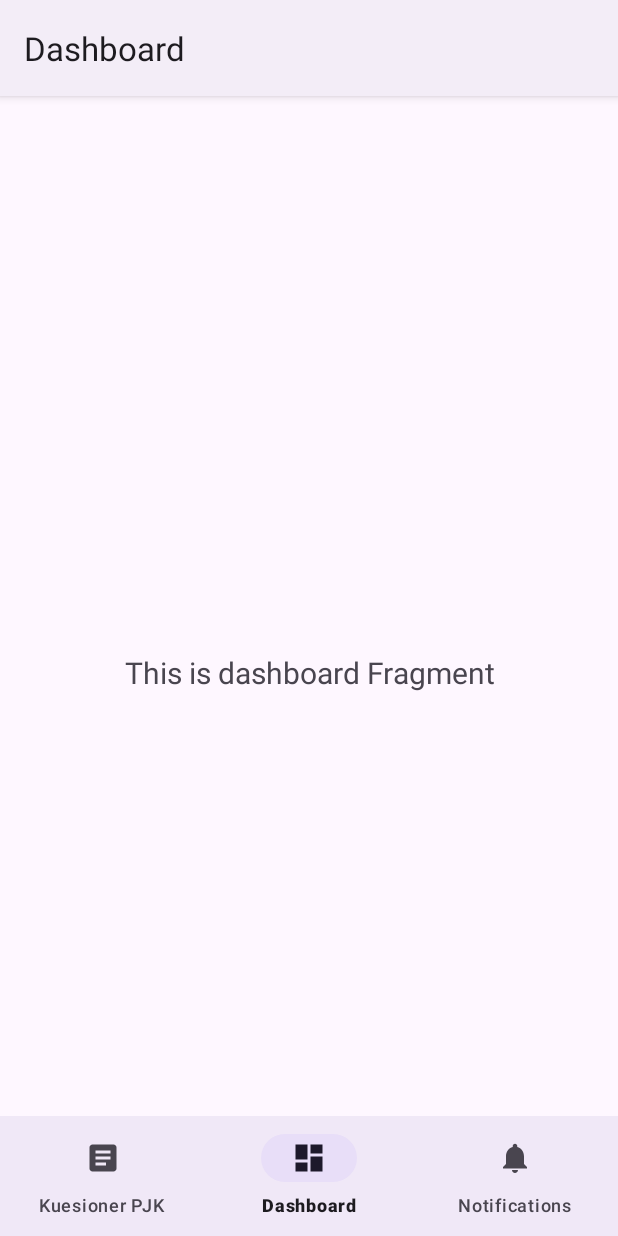
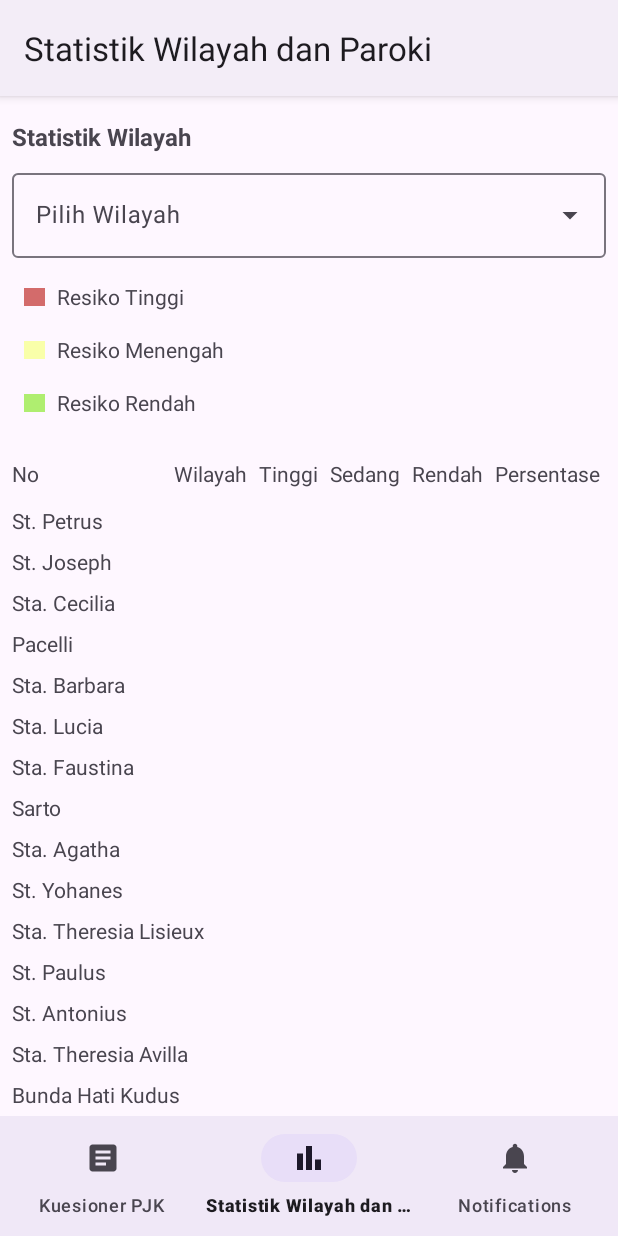
Before and after one commit to proyek-perangkat-lunak-de-la-salle/Mobile-Android, an Android app: the StatistikWilayahFragment screen opened through its navigation route, on a phone screen of 412 x 824 dp. Run offline under Robolectric (Android 15) with nearby library versions, the phone set to English and light mode, and no system bars; our stand-ins replace navigation-ui.

Commit message:
Layouting statistik wilayah dan paroki fragment

```diff
--- a/app/src/main/java/com/example/healthcare/ui/dashboard/DashboardFragment.kt
+++ b/app/src/main/java/com/example/healthcare/ui/dashboard/StatistikWilayahFragment.kt
@@ -4,14 +4,13 @@ import android.os.Bundle
 import android.view.LayoutInflater
 import android.view.View
 import android.view.ViewGroup
-import android.widget.TextView
 import androidx.fragment.app.Fragment
 import androidx.lifecycle.ViewModelProvider
-import com.example.healthcare.databinding.FragmentDashboardBinding
+import com.example.healthcare.databinding.FragmentStatistikWilayahBinding
 
-class DashboardFragment : Fragment() {
+class StatistikWilayahFragment : Fragment() {
 
-    private var _binding: FragmentDashboardBinding? = null
+    private var _binding: FragmentStatistikWilayahBinding? = null
 
     // This property is only valid between onCreateView and
     // onDestroyView.
@@ -25,13 +24,10 @@ class DashboardFragment : Fragment() {
         val dashboardViewModel =
             ViewModelProvider(this).get(DashboardViewModel::class.java)
 
-        _binding = FragmentDashboardBinding.inflate(inflater, container, false)
+        _binding = FragmentStatistikWilayahBinding.inflate(inflater, container, false)
         val root: View = binding.root
 
-        val textView: TextView = binding.textDashboard
-        dashboardViewModel.text.observe(viewLifecycleOwner) {
-            textView.text = it
-        }
+
         return root
     }
 
--- /dev/null
+++ b/app/src/main/res/drawable/baseline_bar_chart_24.xml
@@ -0,0 +1,9 @@
+<vector xmlns:android="http://schemas.android.com/apk/res/android" android:height="24dp" android:tint="#000000" android:viewportHeight="24" android:viewportWidth="24" android:width="24dp">
+
+    <path android:fillColor="@android:color/white" android:pathData="M4,9h4v11h-4z"/>
+
+    <path android:fillColor="@android:color/white" android:pathData="M16,13h4v7h-4z"/>
+
+    <path android:fillColor="@android:color/white" android:pathData="M10,4h4v16h-4z"/>
+
+</vector>
--- a/app/src/main/res/layout/fragment_dashboard.xml
+++ /dev/null
@@ -1,22 +0,0 @@
-<?xml version="1.0" encoding="utf-8"?>
-<androidx.constraintlayout.widget.ConstraintLayout xmlns:android="http://schemas.android.com/apk/res/android"
-    xmlns:app="http://schemas.android.com/apk/res-auto"
-    xmlns:tools="http://schemas.android.com/tools"
-    android:layout_width="match_parent"
-    android:layout_height="match_parent"
-    tools:context=".ui.dashboard.DashboardFragment">
-
-    <TextView
-        android:id="@+id/text_dashboard"
-        android:layout_width="match_parent"
-        android:layout_height="wrap_content"
-        android:layout_marginStart="8dp"
-        android:layout_marginTop="8dp"
-        android:layout_marginEnd="8dp"
-        android:textAlignment="center"
-        android:textSize="20sp"
-        app:layout_constraintBottom_toBottomOf="parent"
-        app:layout_constraintEnd_toEndOf="parent"
-        app:layout_constraintStart_toStartOf="parent"
-        app:layout_constraintTop_toTopOf="parent" />
-</androidx.constraintlayout.widget.ConstraintLayout>
--- a/app/src/main/res/layout/fragment_questioner.xml
+++ b/app/src/main/res/layout/fragment_questioner.xml
@@ -19,8 +19,8 @@
         <LinearLayout
             android:layout_width="match_parent"
             android:layout_height="wrap_content"
-            android:paddingBottom="60dp"
-            android:orientation="vertical">
+            android:orientation="vertical"
+            android:paddingBottom="60dp">
 
             <TextView
                 android:id="@+id/tv_data_diri_pertanyaan_pjk"
@@ -312,11 +312,10 @@
             <Button
                 android:layout_width="match_parent"
                 android:layout_height="wrap_content"
+                android:layout_marginHorizontal="8dp"
                 android:layout_marginVertical="30dp"
-                android:text="submit"
-                android:layout_marginHorizontal="8dp"/>
+                android:text="submit" />
         </LinearLayout>
-
 
     </ScrollView>
 
--- /dev/null
+++ b/app/src/main/res/layout/fragment_statistik_wilayah.xml
@@ -0,0 +1,398 @@
+<?xml version="1.0" encoding="utf-8"?>
+<androidx.constraintlayout.widget.ConstraintLayout xmlns:android="http://schemas.android.com/apk/res/android"
+    xmlns:app="http://schemas.android.com/apk/res-auto"
+    xmlns:tools="http://schemas.android.com/tools"
+    android:layout_width="match_parent"
+    android:layout_height="match_parent"
+    tools:context=".ui.dashboard.StatistikWilayahFragment">
+
+    <ScrollView
+        android:layout_width="match_parent"
+        android:layout_height="0dp"
+        app:layout_constraintBottom_toBottomOf="parent"
+        app:layout_constraintEnd_toEndOf="parent"
+        app:layout_constraintStart_toStartOf="parent"
+        app:layout_constraintTop_toTopOf="parent">
+
+        <LinearLayout
+            android:layout_width="match_parent"
+            android:layout_height="wrap_content"
+            android:orientation="vertical"
+            android:paddingHorizontal="8dp"
+            android:paddingVertical="16dp">
+
+            <TextView
+                android:id="@+id/tvStatistikWilayah"
+                android:layout_width="match_parent"
+                android:layout_height="wrap_content"
+                android:text="Statistik Wilayah"
+                android:textSize="16sp"
+                android:textStyle="bold" />
+
+            <com.google.android.material.textfield.TextInputLayout
+                android:id="@+id/pilih_wilayah_layout"
+                style="@style/Widget.Material3.TextInputLayout.OutlinedBox.ExposedDropdownMenu"
+                android:layout_width="match_parent"
+                android:layout_height="wrap_content"
+                android:layout_marginVertical="8dp"
+                android:hint="Pilih Wilayah">
+
+                <AutoCompleteTextView
+                    android:id="@+id/autoCompletePilihWilayah"
+                    android:layout_width="match_parent"
+                    android:layout_height="wrap_content"
+                    android:inputType="none"
+                    app:simpleItems="@array/pilih_wilayah" />
+
+            </com.google.android.material.textfield.TextInputLayout>
+
+            <LinearLayout
+                android:layout_width="match_parent"
+                android:layout_height="wrap_content"
+                android:orientation="horizontal"
+                android:paddingHorizontal="8dp"
+                android:paddingVertical="8dp">
+
+                <ImageView
+                    android:layout_width="wrap_content"
+                    android:layout_height="match_parent"
+                    android:layout_marginRight="8dp"
+                    android:src="@drawable/resiko_tinggi" />
+
+                <TextView
+                    android:layout_width="wrap_content"
+                    android:layout_height="wrap_content"
+                    android:layout_weight="1"
+                    android:text="Resiko Tinggi" />
+            </LinearLayout>
+
+            <LinearLayout
+                android:layout_width="match_parent"
+                android:layout_height="wrap_content"
+                android:orientation="horizontal"
+                android:paddingHorizontal="8dp"
+                android:paddingVertical="8dp">
+
+                <ImageView
+                    android:layout_width="wrap_content"
+                    android:layout_height="match_parent"
+                    android:layout_marginRight="8dp"
+                    android:src="@drawable/resiko_menengah" />
+
+                <TextView
+                    android:layout_width="wrap_content"
+                    android:layout_height="wrap_content"
+                    android:layout_weight="1"
+                    android:text="Resiko Menengah" />
+            </LinearLayout>
+
+            <LinearLayout
+                android:layout_width="match_parent"
+                android:layout_height="wrap_content"
+                android:orientation="horizontal"
+                android:paddingHorizontal="8dp"
+                android:paddingVertical="8dp">
+
+                <ImageView
+                    android:layout_width="wrap_content"
+                    android:layout_height="match_parent"
+                    android:layout_marginRight="8dp"
+                    android:src="@drawable/resiko_rendah" />
+
+                <TextView
+                    android:layout_width="wrap_content"
+                    android:layout_height="wrap_content"
+                    android:layout_weight="1"
+                    android:text="Resiko Rendah" />
+            </LinearLayout>
+
+            <TableLayout
+                android:id="@+id/tableParoki"
+                android:layout_width="match_parent"
+                android:layout_height="wrap_content"
+                android:layout_marginTop="8dp"
+                android:paddingVertical="8dp">
+
+                <TableRow
+                    android:layout_width="match_parent"
+                    android:layout_height="wrap_content"
+                    android:layout_marginBottom="8dp">
+
+                    <TextView
+                        android:layout_width="wrap_content"
+                        android:layout_height="wrap_content"
+                        android:layout_marginEnd="16dp"
+                        android:layout_weight="1"
+                        android:text="No"
+                        android:textSize="14sp" />
+
+                    <TextView
+                        android:layout_width="wrap_content"
+                        android:layout_height="wrap_content"
+                        android:padding="4dp"
+                        android:text="Wilayah"
+                        android:textSize="14sp" />
+
+                    <TextView
+                        android:layout_width="match_parent"
+                        android:layout_height="wrap_content"
+                        android:padding="4dp"
+                        android:text="Tinggi"
+                        android:textSize="14sp" />
+
+                    <TextView
+                        android:layout_width="match_parent"
+                        android:layout_height="wrap_content"
+                        android:padding="4dp"
+                        android:text="Sedang"
+                        android:textSize="14sp" />
+
+
+                    <TextView
+                        android:layout_width="match_parent"
+                        android:layout_height="wrap_content"
+                        android:padding="4dp"
+                        android:text="Rendah"
+                        android:textSize="14sp" />
+
+                    <TextView
+                        android:layout_width="match_parent"
+                        android:layout_height="wrap_content"
+                        android:padding="4dp"
+                        android:text="Persentase"
+                        android:textSize="14sp" />
+
+                </TableRow>
+
+                <TableRow
+                    android:layout_width="match_parent"
+                    android:layout_height="wrap_content"
+                    android:layout_marginBottom="8dp">
+
+                    <TextView
+                        android:layout_width="wrap_content"
+                        android:layout_height="wrap_content"
+                        android:layout_marginEnd="16dp"
+                        android:layout_weight="1"
+                        android:text="St. Petrus"
+                        android:textSize="14sp" />
+                </TableRow>
+
+                <TableRow
+                    android:layout_width="match_parent"
+                    android:layout_height="wrap_content"
+                    android:layout_marginBottom="8dp">
+
+                    <TextView
+                        android:layout_width="wrap_content"
+                        android:layout_height="wrap_content"
+                        android:layout_marginEnd="16dp"
+                        android:layout_weight="1"
+                        android:text="St. Joseph"
+                        android:textSize="14sp" />
+
+                </TableRow>
+
+                <TableRow
+                    android:layout_width="match_parent"
+                    android:layout_height="wrap_content"
+                    android:layout_marginBottom="8dp">
+
+                    <TextView
+                        android:layout_width="wrap_content"
+                        android:layout_height="wrap_content"
+                        android:layout_marginEnd="16dp"
+                        android:layout_weight="1"
+                        android:text="Sta. Cecilia"
+                        android:textSize="14sp" />
+
+                </TableRow>
+
+                <TableRow
+                    android:layout_width="match_parent"
+                    android:layout_height="wrap_content"
+                    android:layout_marginBottom="8dp">
+
+                    <TextView
+                        android:layout_width="wrap_content"
+                        android:layout_height="wrap_content"
+                        android:layout_marginEnd="16dp"
+                        android:layout_weight="1"
+                        android:text="Pacelli"
+                        android:textSize="14sp" />
+
+                </TableRow>
+
+                <TableRow
+                    android:layout_width="match_parent"
+                    android:layout_height="wrap_content"
+                    android:layout_marginBottom="8dp">
+
+                    <TextView
+                        android:layout_width="wrap_content"
+                        android:layout_height="wrap_content"
+                        android:layout_marginEnd="16dp"
+                        android:layout_weight="1"
+                        android:text="Sta. Barbara"
+                        android:textSize="14sp" />
+
+                </TableRow>
+
+                <TableRow
+                    android:layout_width="match_parent"
+                    android:layout_height="wrap_content"
+                    android:layout_marginBottom="8dp">
+
+                    <TextView
+                        android:layout_width="wrap_content"
+                        android:layout_height="wrap_content"
+                        android:layout_marginEnd="16dp"
+                        android:layout_weight="1"
+                        android:text="Sta. Lucia"
+                        android:textSize="14sp" />
+
+                </TableRow>
+
+                <TableRow
+                    android:layout_width="match_parent"
+                    android:layout_height="wrap_content"
+                    android:layout_marginBottom="8dp">
+
+                    <TextView
+                        android:layout_width="wrap_content"
+                        android:layout_height="wrap_content"
+                        android:layout_marginEnd="16dp"
+                        android:layout_weight="1"
+                        android:text="Sta. Faustina"
+                        android:textSize="14sp" />
+
+                </TableRow>
+
+                <TableRow
+                    android:layout_width="match_parent"
+                    android:layout_height="wrap_content"
+                    android:layout_marginBottom="8dp">
+
+                    <TextView
+                        android:layout_width="wrap_content"
+                        android:layout_height="wrap_content"
+                        android:layout_marginEnd="16dp"
+                        android:layout_weight="1"
+                        android:text="Sarto"
+                        android:textSize="14sp" />
+
+                </TableRow>
+
+                <TableRow
+                    android:layout_width="match_parent"
+                    android:layout_height="wrap_content"
+                    android:layout_marginBottom="8dp">
+
+                    <TextView
+                        android:layout_width="wrap_content"
+                        android:layout_height="wrap_content"
+                        android:layout_marginEnd="16dp"
+                        android:layout_weight="1"
+                        android:text="Sta. Agatha"
+                        android:textSize="14sp" />
+
+                </TableRow>
+
+                <TableRow
+                    android:layout_width="match_parent"
+                    android:layout_height="wrap_content"
+                    android:layout_marginBottom="8dp">
+
+                    <TextView
+                        android:layout_width="wrap_content"
+                        android:layout_height="wrap_content"
+                        android:layout_marginEnd="16dp"
+                        android:layout_weight="1"
+                        android:text="St. Yohanes"
+                        android:textSize="14sp" />
+
+                </TableRow>
+
+                <TableRow
+                    android:layout_width="match_parent"
+                    android:layout_height="wrap_content"
+                    android:layout_marginBottom="8dp">
+
+                    <TextView
+                        android:layout_width="wrap_content"
+                        android:layout_height="wrap_content"
+                        android:layout_marginEnd="16dp"
+                        android:layout_weight="1"
+                        android:text="Sta. Theresia Lisieux"
+                        android:textSize="14sp" />
+
+                </TableRow>
+
+                <TableRow
+                    android:layout_width="match_parent"
+                    android:layout_height="wrap_content"
+                    android:layout_marginBottom="8dp">
+
+                    <TextView
+                        android:layout_width="wrap_content"
+                        android:layout_height="wrap_content"
+                        android:layout_marginEnd="16dp"
+                        android:layout_weight="1"
+                        android:text="St. Paulus"
+                        android:textSize="14sp" />
+
+                </TableRow>
+
+                <TableRow
+                    android:layout_width="match_parent"
+                    android:layout_height="wrap_content"
+                    android:layout_marginBottom="8dp">
+
+                    <TextView
+                        android:layout_width="wrap_content"
+                        android:layout_height="wrap_content"
+                        android:layout_marginEnd="16dp"
+                        android:layout_weight="1"
+                        android:text="St. Antonius"
+                        android:textSize="14sp" />
+
+                </TableRow>
+
+                <TableRow
+                    android:layout_width="match_parent"
+                    android:layout_height="wrap_content"
+                    android:layout_marginBottom="8dp">
+
+                    <TextView
+                        android:layout_width="wrap_content"
+                        android:layout_height="wrap_content"
+                        android:layout_marginEnd="16dp"
+                        android:layout_weight="1"
+                        android:text="Sta. Theresia Avilla"
+                        android:textSize="14sp" />
+
+                </TableRow>
+
+                <TableRow
+                    android:layout_width="match_parent"
+                    android:layout_height="wrap_content"
+                    android:layout_marginBottom="8dp">
+
+                    <TextView
+                        android:layout_width="wrap_content"
+                        android:layout_height="wrap_content"
+                        android:layout_marginEnd="16dp"
+                        android:layout_weight="1"
+                        android:text="Bunda Hati Kudus"
+                        android:textSize="14sp" />
+
+                </TableRow>
+
+
+            </TableLayout>
+
+        </LinearLayout>
+
+    </ScrollView>
+
+</androidx.constraintlayout.widget.ConstraintLayout>
--- a/app/src/main/res/menu/bottom_nav_menu.xml
+++ b/app/src/main/res/menu/bottom_nav_menu.xml
@@ -8,7 +8,7 @@
 
     <item
         android:id="@+id/navigation_dashboard"
-        android:icon="@drawable/ic_dashboard_black_24dp"
+        android:icon="@drawable/baseline_bar_chart_24"
         android:title="@string/title_dashboard" />
 
     <item
--- a/app/src/main/res/navigation/mobile_navigation.xml
+++ b/app/src/main/res/navigation/mobile_navigation.xml
@@ -13,9 +13,9 @@
 
     <fragment
         android:id="@+id/navigation_dashboard"
-        android:name="com.example.healthcare.ui.dashboard.DashboardFragment"
+        android:name="com.example.healthcare.ui.dashboard.StatistikWilayahFragment"
         android:label="@string/title_dashboard"
-        tools:layout="@layout/fragment_dashboard" />
+        tools:layout="@layout/fragment_statistik_wilayah" />
 
     <fragment
         android:id="@+id/navigation_notifications"
--- a/app/src/main/res/values/strings.xml
+++ b/app/src/main/res/values/strings.xml
@@ -84,7 +84,7 @@
 
     <string name="title_activity_general_user">GeneralUserActivity</string>
     <string name="title_home">Kuesioner PJK</string>
-    <string name="title_dashboard">Dashboard</string>
+    <string name="title_dashboard">Statistik Wilayah dan Paroki</string>
     <string name="title_notifications">Notifications</string>
 
 </resources>
```
Also changed, not shown: app/src/main/res/drawable/resiko_menengah.png (added), app/src/main/res/drawable/resiko_rendah.png (added), app/src/main/res/drawable/resiko_tinggi.png (added).
